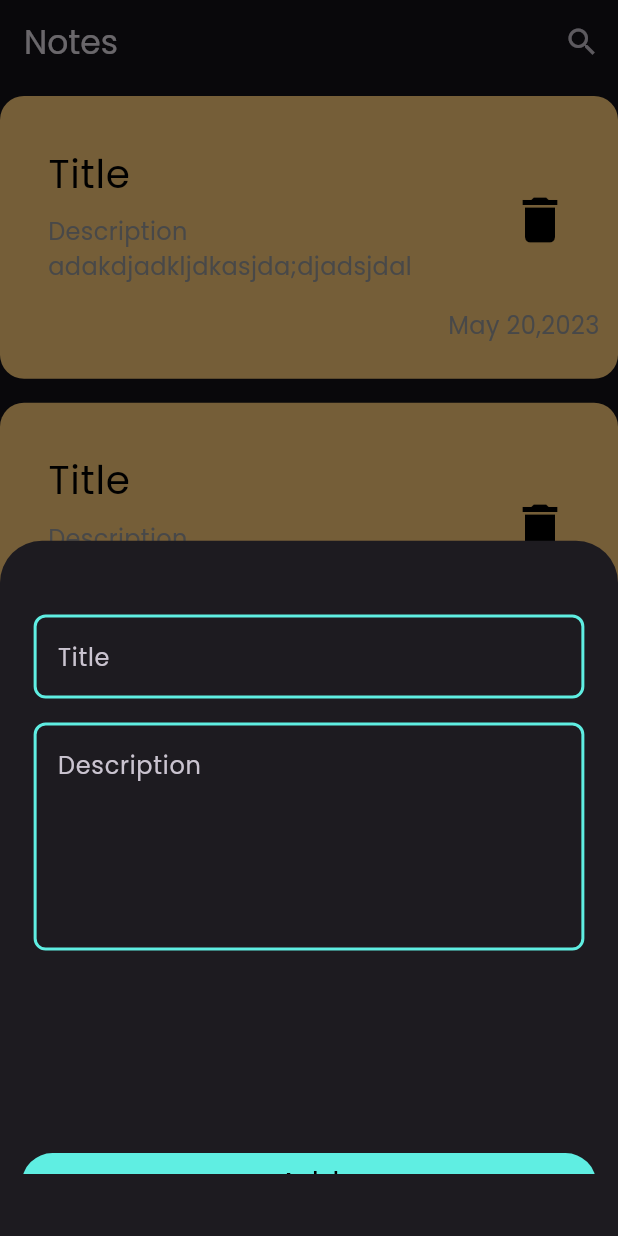
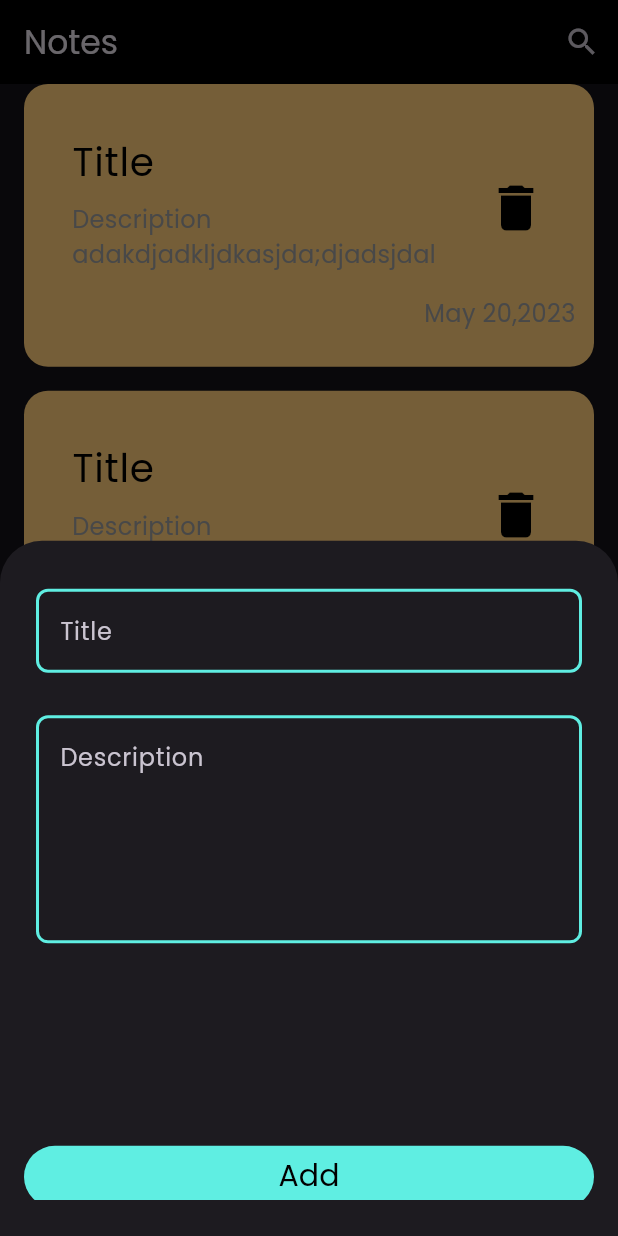
Before and after one commit to nabilmahmah/note_app, a Flutter app: the screen it shows after launch, after a tap on the "add" icon, on a phone screen of 412 x 824 dp. Run offline on Flutter 3.47's test engine with Material 3 defaults, Android fonts, the phone set to English and light mode, and no system bars; our stand-ins replace bloc, flutter_bloc, hive, hive_flutter; accounts and stored records are empty.

Commit message:
refactor 2

```diff
--- /dev/null
+++ b/devtools_options.yaml
@@ -0,0 +1,3 @@
+description: This file stores settings for Dart & Flutter DevTools.
+documentation: https://docs.flutter.dev/tools/devtools/extensions#configure-extension-enablement-states
+extensions:
--- /dev/null
+++ b/lib/cubits/fetchNotes/Note_cubit.dart
@@ -0,0 +1,17 @@
+import 'package:flutter_bloc/flutter_bloc.dart';
+import 'package:hive/hive.dart';
+import 'package:note_app/cubits/fetchNotes/Note_states.dart';
+import 'package:note_app/customs.dart';
+import 'package:note_app/models/note_model.dart';
+
+class NoteCubit extends Cubit<NoteState> {
+  NoteCubit() : super(NoteInitial());
+  fetchAllNotes() {
+    try {
+      var box = Hive.box<NoteModel>(kNoteBox);
+      emit(NoteSuccess(box.values.toList()));
+    } catch (e) {
+      emit(NoteError(errorMes: e.toString()));
+    }
+  }
+}
--- /dev/null
+++ b/lib/cubits/fetchNotes/Note_states.dart
@@ -0,0 +1,15 @@
+import 'package:note_app/models/note_model.dart';
+
+abstract class NoteState {}
+
+class NoteInitial extends NoteState {}
+
+class NoteSuccess extends NoteState {
+  final List<NoteModel> notes;
+  NoteSuccess(this.notes);
+}
+
+class NoteError extends NoteState {
+  final String errorMes;
+  NoteError({required this.errorMes});
+}
--- a/lib/main.dart
+++ b/lib/main.dart
@@ -3,6 +3,7 @@ import 'package:flutter_bloc/flutter_bloc.dart';
 import 'package:hive_flutter/adapters.dart';
 import 'package:note_app/cubits/addNote/add_note_cubit.dart';
 import 'package:note_app/cubits/addNote/add_note_state.dart';
+import 'package:note_app/cubits/fetchNotes/Note_cubit.dart';
 import 'package:note_app/customs.dart';
 import 'package:note_app/models/note_model.dart';
 import 'package:note_app/models/simple_observer.dart';
@@ -22,8 +23,11 @@ class NoteApp extends StatelessWidget {
 
   @override
   Widget build(BuildContext context) {
-    return BlocProvider(
-      create: (context) => AddNoteCubit(),
+    return MultiBlocProvider(
+      providers: [
+        BlocProvider(create: (context) => AddNoteCubit()),
+        BlocProvider(create: (context) => NoteCubit()),
+      ],
       child: MaterialApp(
         debugShowCheckedModeBanner: false,
         theme: ThemeData(brightness: Brightness.dark, fontFamily: "Poppins"),
--- a/lib/views/NoteView.dart
+++ b/lib/views/NoteView.dart
@@ -1,11 +1,6 @@
 import 'package:flutter/material.dart';
-import 'package:flutter_bloc/flutter_bloc.dart';
-import 'package:modal_progress_hud_nsn/modal_progress_hud_nsn.dart';
-import 'package:note_app/cubits/addNote/add_note_cubit.dart';
-import 'package:note_app/cubits/addNote/add_note_state.dart';
-import 'package:note_app/customs.dart';
-import 'package:note_app/widgets/NoteContainer.dart';
-import 'package:note_app/widgets/addNewNote.dart';
+import 'package:note_app/widgets/custom_floting_action_button.dart';
+import 'package:note_app/widgets/note_listview.dart';
 
 class Noteview extends StatelessWidget {
   const Noteview({super.key});
@@ -14,38 +9,12 @@ class Noteview extends StatelessWidget {
   Widget build(BuildContext context) {
     return Scaffold(
       appBar: AppBar(
+        backgroundColor: Colors.black,
         title: Text("Notes"),
         actions: [IconButton(onPressed: () {}, icon: Icon(Icons.search))],
       ),
-      body: ListView.builder(
-        itemBuilder: (context, index) => Padding(
-          padding: const EdgeInsets.symmetric(vertical: 8),
-          child: Notecontainer(),
-        ),
-      ),
-      floatingActionButton: FloatingActionButton(
-        foregroundColor: Colors.black,
-        backgroundColor: kprimaryColor,
-        onPressed: () {
-          showModalBottomSheet(
-            context: context,
-            builder: (context) {
-              return BlocListener<AddNoteCubit, AddNoteState>(
-                listener: (context, state) {
-                  if (state is AddNoteSuccess) {
-                    Navigator.pop(context);
-                  }
-                  if (state is AddNoteError) {
-                    debugPrint(state.errorMes);
-                  }
-                },
-                child: AddNewNote(),
-              );
-            },
-          );
-        },
-        child: Icon(Icons.add),
-      ),
+      body: NoteListView(),
+      floatingActionButton: CustomFlotingActionButton(),
     );
   }
 }
--- a/lib/widgets/addNewNote.dart
+++ b/lib/widgets/addNewNote.dart
@@ -1,3 +1,63 @@
+// import 'package:flutter/material.dart';
+// import 'package:flutter_bloc/flutter_bloc.dart';
+// import 'package:note_app/cubits/addNote/add_note_cubit.dart';
+// import 'package:note_app/models/note_model.dart';
+// import 'package:note_app/widgets/customButton.dart';
+// import 'package:note_app/widgets/customTexeField.dart';
+
+// class AddNewNote extends StatelessWidget {
+//   const AddNewNote({super.key});
+
+//   @override
+//   Widget build(BuildContext context) {
+//     final GlobalKey<FormState> formkey = GlobalKey<FormState>();
+//     String? title, description;
+//     double height = MediaQuery.of(context).size.height;
+//     double width = MediaQuery.of(context).size.width;
+
+//     return Padding(
+//       padding: EdgeInsets.symmetric(
+//         horizontal: width * 0.035,
+//         vertical: height * 0.05,
+//       ),
+//       child: SingleChildScrollView(
+//         child: Form(
+//           key: formkey,
+//           child: Column(
+//             children: [
+//               // SizedBox(height: height * 0.05),
+//               Customtexefield(
+//                 title: "Title",
+//                 onChanged: (value) {
+//                   title = value;
+//                 },
+//               ),
+//               Customtexefield(
+//                 title: "Description",
+//                 maxLines: 5,
+//                 onChanged: (value) {
+//                   description = value;
+//                 },
+//               ),
+//               SizedBox(height: height * 0.15),
+
+//               CustomButton(
+//                 height: height,
+//                 onPressed: () {
+//                   addNote(formkey, title, description, context);
+//                 },
+//               ),
+
+//               SizedBox(height: height * 0.2),
+//             ],
+//           ),
+//         ),
+//       ),
+//     );
+//   }
+
+// }
+
 import 'package:flutter/material.dart';
 import 'package:flutter_bloc/flutter_bloc.dart';
 import 'package:note_app/cubits/addNote/add_note_cubit.dart';
@@ -5,33 +65,34 @@ import 'package:note_app/models/note_model.dart';
 import 'package:note_app/widgets/customButton.dart';
 import 'package:note_app/widgets/customTexeField.dart';
 
-class AddNewNote extends StatelessWidget {
+class AddNewNote extends StatefulWidget {
   const AddNewNote({super.key});
 
   @override
+  State<AddNewNote> createState() => _AddNewNoteState();
+}
+
+class _AddNewNoteState extends State<AddNewNote> {
+  String? title, description;
+
+  @override
   Widget build(BuildContext context) {
-    final GlobalKey<FormState> formkey = GlobalKey<FormState>();
-    String? title, description;
-    double height = MediaQuery.of(context).size.height;
-    double width = MediaQuery.of(context).size.width;
-
+    var height = MediaQuery.of(context).size.height;
+    GlobalKey<FormState> formkey = GlobalKey<FormState>();
     return Padding(
-      padding: EdgeInsets.symmetric(
-        horizontal: width * 0.035,
-        vertical: height * 0.05,
-      ),
-      child: SingleChildScrollView(
-        child: Form(
-          key: formkey,
+      padding: const EdgeInsets.symmetric(horizontal: 16, vertical: 24),
+      child: Form(
+        key: formkey,
+        child: SingleChildScrollView(
           child: Column(
             children: [
-              // SizedBox(height: height * 0.05),
               Customtexefield(
                 title: "Title",
                 onChanged: (value) {
                   title = value;
                 },
               ),
+              SizedBox(height: height * 0.015),
               Customtexefield(
                 title: "Description",
                 maxLines: 5,
@@ -40,15 +101,12 @@ class AddNewNote extends StatelessWidget {
                 },
               ),
               SizedBox(height: height * 0.15),
-
               CustomButton(
                 height: height,
                 onPressed: () {
                   addNote(formkey, title, description, context);
                 },
               ),
-
-              SizedBox(height: height * 0.2),
             ],
           ),
         ),
--- /dev/null
+++ b/lib/widgets/custom_floting_action_button.dart
@@ -0,0 +1,43 @@
+import 'package:flutter/material.dart';
+import 'package:flutter_bloc/flutter_bloc.dart';
+import 'package:note_app/cubits/addNote/add_note_cubit.dart';
+import 'package:note_app/cubits/addNote/add_note_state.dart';
+import 'package:note_app/customs.dart';
+import 'package:note_app/widgets/addNewNote.dart';
+
+class CustomFlotingActionButton extends StatelessWidget {
+  const CustomFlotingActionButton({super.key});
+
+  @override
+  Widget build(BuildContext context) {
+    return FloatingActionButton(
+      foregroundColor: Colors.black,
+      backgroundColor: kprimaryColor,
+      onPressed: () {
+        showModalBottomSheet(
+          context: context,
+          builder: (context) {
+            // Use Padding with viewInsets so the modal rises above the keyboard
+            return Padding(
+              padding: EdgeInsets.only(
+                bottom: MediaQuery.of(context).viewInsets.bottom,
+              ),
+              child: BlocListener<AddNoteCubit, AddNoteState>(
+                listener: (context, state) {
+                  if (state is AddNoteSuccess) {
+                    Navigator.pop(context);
+                  }
+                  if (state is AddNoteError) {
+                    debugPrint(state.errorMes);
+                  }
+                },
+                child: AddNewNote(),
+              ),
+            );
+          },
+        );
+      },
+      child: Icon(Icons.add),
+    );
+  }
+}
--- /dev/null
+++ b/lib/widgets/note_listview.dart
@@ -0,0 +1,16 @@
+import 'package:flutter/material.dart';
+import 'package:note_app/widgets/NoteContainer.dart';
+
+class NoteListView extends StatelessWidget {
+  const NoteListView({super.key});
+
+  @override
+  Widget build(BuildContext context) {
+    return ListView.builder(
+      itemBuilder: (context, index) => Padding(
+        padding: const EdgeInsets.only(bottom: 16, left: 16, right: 16),
+        child: Notecontainer(),
+      ),
+    );
+  }
+}
```
